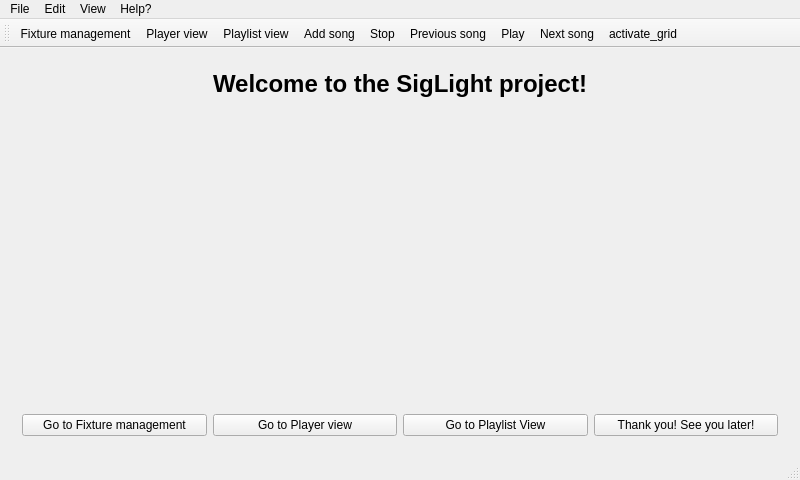
Lenium37/SigLight, file src/ui/mainwindow.ui: the form before one commit.
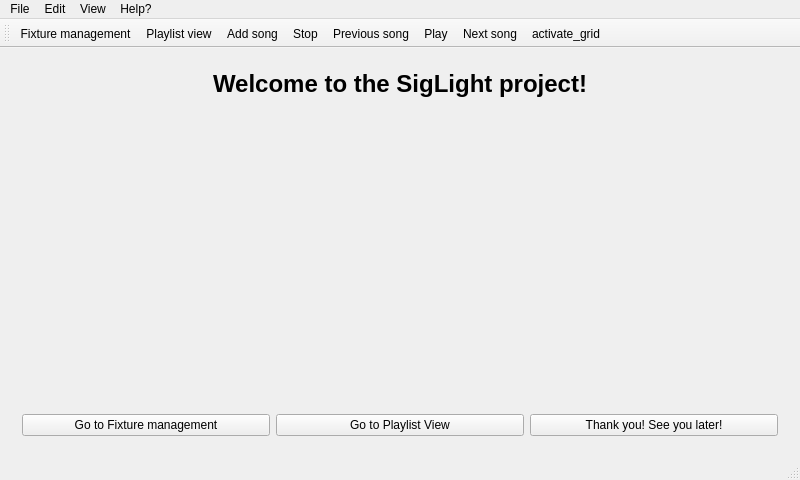
The form after the commit. Icons and pictures are not drawn.

```diff
--- a/src/ui/mainwindow.ui
+++ b/src/ui/mainwindow.ui
@@ -123,13 +123,13 @@
             </property>
            </widget>
           </item>
-          <item>
+          <!--<item>
            <widget class="QPushButton" name="go_to_player_button">
             <property name="text">
              <string>Go to Player view</string>
             </property>
            </widget>
-          </item>
+          </item>-->
           <item>
            <widget class="QPushButton" name="go_to_playlist_button">
             <property name="text">
@@ -317,7 +317,7 @@
     <bool>false</bool>
    </attribute>
    <addaction name="action_fixture_management"/>
-   <addaction name="action_player_view"/>
+   <!--<addaction name="action_player_view"/>-->
    <addaction name="action_playlist_view"/>
    <addaction name="action_add_song_to_player"/>
    <addaction name="action_stop"/>
@@ -335,14 +335,14 @@
     <string>Display fixture management</string>
    </property>
   </action>
-  <action name="action_player_view">
+  <!--<action name="action_player_view">
    <property name="text">
     <string>Player view</string>
    </property>
    <property name="toolTip">
     <string>Display lightshow</string>
    </property>
-  </action>
+  </action>-->
   <action name="action_switch_play_pause">
    <property name="icon">
     <iconset resource="resources/resources.qrc">
```
Left out of the diff: 2 changed lines with no effect on the pictures.
